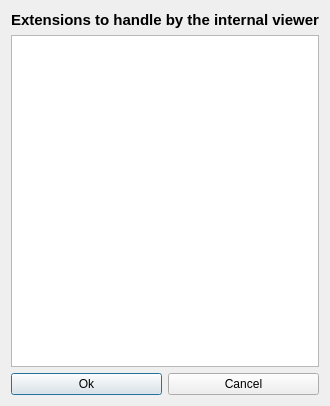
vangeytedvg/DenkaCommander, file extensionseditor.ui: the form before one commit.
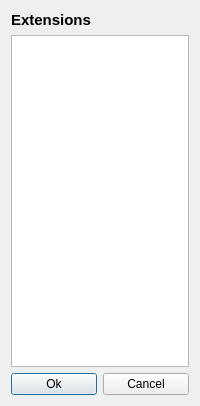
The form after the commit. Icons and pictures are not drawn.

Diff of the .ui file:
```diff
--- a/extensionseditor.ui
+++ b/extensionseditor.ui
@@ -6,13 +6,13 @@
    <rect>
     <x>0</x>
     <y>0</y>
-    <width>329</width>
+    <width>200</width>
     <height>406</height>
    </rect>
   </property>
   <property name="maximumSize">
    <size>
-    <width>329</width>
+    <width>200</width>
     <height>16777215</height>
    </size>
   </property>
@@ -41,7 +41,7 @@
       </font>
      </property>
      <property name="text">
-      <string>Extensions to handle by the internal viewer</string>
+      <string>Extensions</string>
      </property>
     </widget>
    </item>
```
